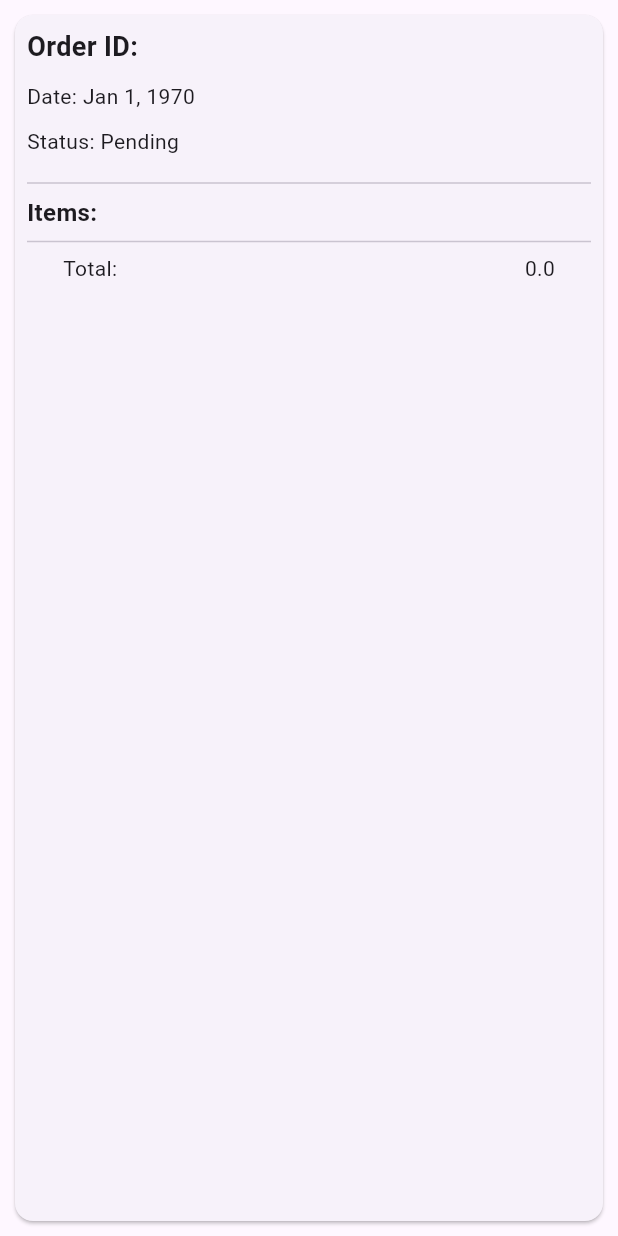
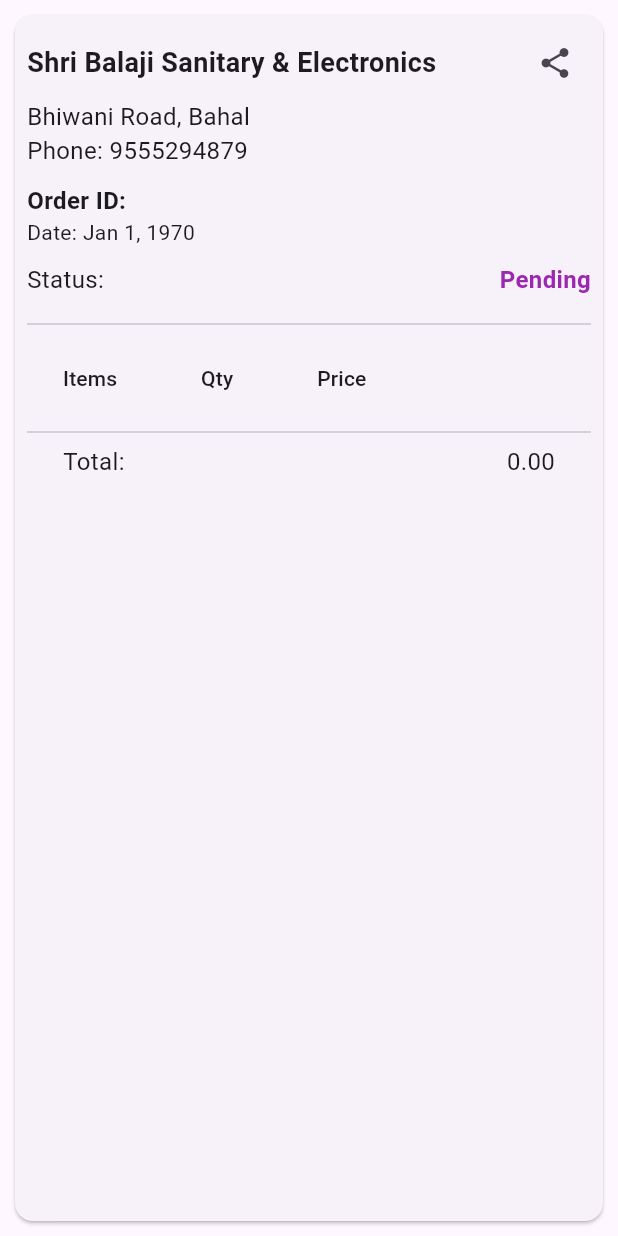
Before and after one commit to dkofficial24/sanitary_mart, a Flutter app: the OrderCard widget shown alone on an empty page, opened directly with empty values, on a phone screen of 412 x 824 dp. Run offline on Flutter 3.47's test engine with Material 3 defaults, Android fonts, the phone set to English and light mode, and no system bars; our stand-ins replace cached_network_image, cloud_firestore, firebase_analytics, firebase_auth, firebase_core, firebase_crashlytics and 11 more; missing offline and left inert: molten_navigationbar_flutter; accounts and stored records are empty.

Commit message:
- order ui change - discount as point in order - filter orders by status - address option removed - fixes and improvements

```diff
--- a/lib/cart/provider/cart_provider.dart
+++ b/lib/cart/provider/cart_provider.dart
@@ -32,7 +32,6 @@ class CartProvider extends ChangeNotifier {
       notifyListeners();
       _cartItems = await cartService.getCartItems(userId);
       _state = ProviderState.idle;
-      notifyListeners();
       FirebaseAnalytics.instance.logEvent(name: 'fetch_cart');
     } catch (e) {
       _state = ProviderState.error;
--- a/lib/category/ui/screen/category_screen.dart
+++ b/lib/category/ui/screen/category_screen.dart
@@ -1,6 +1,7 @@
 import 'package:firebase_analytics/firebase_analytics.dart';
 import 'package:flutter/material.dart';
 import 'package:flutter/scheduler.dart';
+import 'package:get/get.dart';
 import 'package:provider/provider.dart';
 import 'package:sanitary_mart/brand/screen/brand_screen.dart';
 import 'package:sanitary_mart/category/provider/category_provider.dart';
@@ -70,9 +71,7 @@ class _CategoryScreenState extends State<CategoryScreen> {
                   name: category.name,
                   image: category.imagePath ?? '',
                   onItemTap: () {
-                    Navigator.push(context, MaterialPageRoute(builder: (_) {
-                      return BrandScreen(category.id!);
-                    }));
+                    Get.to(BrandScreen(category.id!));
                   },
                 );
               },
--- a/lib/order/model/order_model.dart
+++ b/lib/order/model/order_model.dart
@@ -1,20 +1,23 @@
 import 'package:sanitary_mart/order/model/order_item.dart';
+import 'package:sanitary_mart/order/model/order_status.dart';
 
 class OrderModel {
   String orderId;
   List<OrderItem> orderItems;
   int? createdAt;
   int? updatedAt;
-  bool orderStatus;
+  OrderStatus orderStatus;
   Customer? customer;
+  bool userVerified;
 
   OrderModel({
     required this.orderId,
     required this.orderItems,
     this.customer,
-    this.orderStatus = false,
+    this.orderStatus = OrderStatus.pending,
     this.createdAt,
     this.updatedAt,
+    this.userVerified=false,
   });
 
   // Convert OrderModel instance to Map for serialization
@@ -24,7 +27,8 @@ class OrderModel {
       'orderItems': orderItems.map((item) => item.toJson()).toList(),
       'createdAt': createdAt,
       'updatedAt': updatedAt,
-      'orderStatus': orderStatus,
+      'orderStatus': orderStatus.name,
+      'userVerified': userVerified,
     };
   }
 
@@ -38,7 +42,8 @@ class OrderModel {
       orderItems: orderItemsList,
       createdAt: json['createdAt'],
       updatedAt: json['updatedAt'],
-      orderStatus: json['orderStatus'],
+      userVerified: json['userVerified'] ?? false,
+      orderStatus: parseOrderStatus(json['orderStatus']),
       customer:
           json['customer'] != null ? Customer.fromJson(json['customer']) : null,
     );
--- a/lib/order/ui/widget/order_card_widget.dart
+++ b/lib/order/ui/widget/order_card_widget.dart
@@ -1,7 +1,9 @@
 import 'package:flutter/material.dart';
+import 'package:get/get_utils/get_utils.dart';
 import 'package:intl/intl.dart';
-import 'package:sanitary_mart/core/widget/widget.dart';
 import 'package:sanitary_mart/order/model/order_model.dart';
+import 'package:sanitary_mart/order/model/order_status.dart';
+import 'package:sanitary_mart/order/ui/widget/order_as_pdf.dart';
 
 class OrderCard extends StatelessWidget {
   final OrderModel order;
@@ -19,53 +21,94 @@ class OrderCard extends StatelessWidget {
         child: Column(
           crossAxisAlignment: CrossAxisAlignment.start,
           children: [
+            Row(
+              mainAxisAlignment: MainAxisAlignment.spaceBetween,
+              children: [
+                const Text(
+                  'Shri Balaji Sanitary & Electronics',
+                  style: TextStyle(
+                    fontSize: 18.0,
+                    fontWeight: FontWeight.bold,
+                  ),
+                ),
+                IconButton(onPressed: (){
+                  shareOrderAsPdf(context,order);
+                }, icon: Icon(Icons.share))
+              ],
+            ),
+            const Text(
+              'Bhiwani Road, Bahal',
+              style: TextStyle(
+                fontSize: 16.0,
+              ),
+            ),
+            const Text(
+              'Phone: 9555294879',
+              style: TextStyle(
+                fontSize: 16.0,
+              ),
+            ),
+            const SizedBox(height: 10),
             Text(
               'Order ID: ${order.orderId}',
-              style:
-              const TextStyle(fontSize: 18.0, fontWeight: FontWeight.bold),
+              style: const TextStyle(
+                fontSize: 16.0,
+                fontWeight: FontWeight.bold,
+              ),
+            ),
+            Text('Date: ${_formatDate(order.createdAt)}'),
+            const SizedBox(height: 10),
+            Row(
+              mainAxisAlignment: MainAxisAlignment.spaceBetween,
+              children: [
+                const Text('Status:', style: TextStyle(fontSize: 16.0)),
+                Text(
+                  '${order.orderStatus.name.capitalize}',
+                  style: TextStyle(
+                    fontWeight: FontWeight.bold,
+                    color: getStatusColor(order.orderStatus),
+                    fontSize: 16.0,
+                  ),
+                ),
+              ],
             ),
             const SizedBox(height: 10),
-            Text('Date: ${_formatDate(order.createdAt)}'),
-            const SizedBox(height: 10),
-            Text('Status: ${order.orderStatus ? "Completed" : "Pending"}'),
-            const SizedBox(height: 10),
             const Divider(),
-            const Text(
-              'Items:',
-              style: TextStyle(fontSize: 16.0, fontWeight: FontWeight.bold),
+            DataTable(
+              dataRowMinHeight: 10,
+              dataRowMaxHeight: 65,
+              columns: const [
+                // DataColumn(label: Text('Sr')),
+                DataColumn(label: SizedBox(child: Text('Items'))),
+                DataColumn(
+                  label: Text('Qty'),
                 ),
-            ...order.orderItems.map((item) {
-              total = total + (item.price * item.quantity);
-              discount = discount + (item.discountAmount * item.quantity);
-              return Column(
-                crossAxisAlignment: CrossAxisAlignment.start,
-                children: [
-                  ListTile(
-                    leading: ClipRRect(
-                      borderRadius: BorderRadius.circular(8.0),
-                      // Rounded corners
-                      child: SizedBox(
-                        width: 60,
-                        height: 60,
-                        child: NetworkImageWidget(
-                          item.productImg ?? '',
+                DataColumn(
+                  label: Text('Price'),
+                ),
+              ],
+              rows: order.orderItems.map((item) {
+                total += item.price * item.quantity;
+                discount += item.discountAmount * item.quantity;
+                return DataRow(
+                  cells: [
+                    // DataCell(Text(
+                    //   (order.orderItems.indexOf(item) + 1).toString(),
+                    // )),
+                    DataCell(
+                      SizedBox(
+                        child: Text(item.productName),
+                        // width: 100,
                       ),
                     ),
-                    ),
-                    title: Text(item.productName),
-                    subtitle: Column(
-                      crossAxisAlignment: CrossAxisAlignment.start,
-                      children: [
-                        Text('Brand: ${item.brand}'),
-                        Text('Quantity: ${item.quantity}'),
-                      ],
-                    ),
-                    trailing: Text('\$${item.price.toStringAsFixed(2)}'),
-                  ),
+                    DataCell(Text(item.quantity.toString())),
+                    DataCell(Text((item.price).toStringAsFixed(2))),
                   ],
                 );
-            }),
+              }).toList(),
+            ),
             const Divider(),
+            // Summary Section
             Padding(
               padding: const EdgeInsets.symmetric(horizontal: 24),
               child: Column(
@@ -73,19 +116,31 @@ class OrderCard extends StatelessWidget {
                   Row(
                     mainAxisAlignment: MainAxisAlignment.spaceBetween,
                     children: [
-                      const Text('Total:'),
-                      Text(total.toString()),
+                      const Text('Total:', style: TextStyle(fontSize: 16.0)),
+                      Text(
+                        total.toStringAsFixed(2),
+                        style: const TextStyle(fontSize: 16.0),
+                      ),
                     ],
                   ),
-                  if(discount>0)Row(
+                  if (discount > 0 && order.userVerified)
+                    Row(
                       mainAxisAlignment: MainAxisAlignment.spaceBetween,
                       children: [
                         const Text(
                           'Points:',
-                        style: TextStyle(color: Colors.green),
+                          style: TextStyle(
+                            fontSize: 16.0,
+                            color: Colors.green,
                           ),
-                      Text((discount / 10).toStringAsFixed(2),
-                          style: const TextStyle(color: Colors.green)),
+                        ),
+                        Text(
+                          (discount / 10).toStringAsFixed(2),
+                          style: const TextStyle(
+                            fontSize: 16.0,
+                            color: Colors.green,
+                          ),
+                        ),
                       ],
                     ),
                 ],
@@ -102,4 +157,19 @@ class OrderCard extends StatelessWidget {
     final date = DateTime.fromMillisecondsSinceEpoch(timestamp);
     return DateFormat.yMMMd().format(date); // Example format: Jan 28, 2020
   }
+
+  Color getStatusColor(OrderStatus orderStatus) {
+    switch (orderStatus) {
+      case OrderStatus.pending:
+        return Colors.purple;
+      case OrderStatus.delivered:
+        return Colors.green;
+      case OrderStatus.canceled:
+        return Colors.red;
+      case OrderStatus.returned:
+        return Colors.orange;
+      default:
+        return Colors.black87;
     }
+  }
+}
--- a/lib/product/ui/screen/product_list_screen.dart
+++ b/lib/product/ui/screen/product_list_screen.dart
@@ -79,7 +79,7 @@ class _ProductListScreenState extends State<ProductListScreen> {
                 final Product product = provider.products[index];
                 return InkWell(
                   onTap: () {
-                    Get.to(ProductDetailPage(
+                    Get.off(ProductDetailPage(
                       product: product,
                       brandName: widget.brandName,
                     ));
--- a/pubspec.yaml
+++ b/pubspec.yaml
@@ -50,6 +50,8 @@ dependencies:
   firebase_analytics: ^10.8.7
   package_info_plus: ^4.2.0
   firebase_crashlytics: ^3.4.8
+  pdf: ^3.10.8
+  share_plus: ^7.2.2
 
 
   # The following adds the Cupertino Icons font to your application.
```
Also changed, not shown: lib/brand/screen/brand_screen.dart (+6 -8 lines), lib/cart/ui/screen/checkout_screen.dart (+9 -3 lines), lib/order/model/order_status.dart (added, +16 -0 lines), lib/order/provider/order_provider.dart (+23 -4 lines), lib/order/ui/order_screen.dart (+48 -10 lines), lib/order/ui/widget/order_as_pdf.dart (added, +148 -0 lines), lib/order/ui/widget/order_filter_bottom_screen.dart (added, +69 -0 lines), lib/profile/ui/screen/user_profile_tab.dart (+9 -9 lines), 5 other files. Lines whose indentation alone changed are shown as unchanged.
